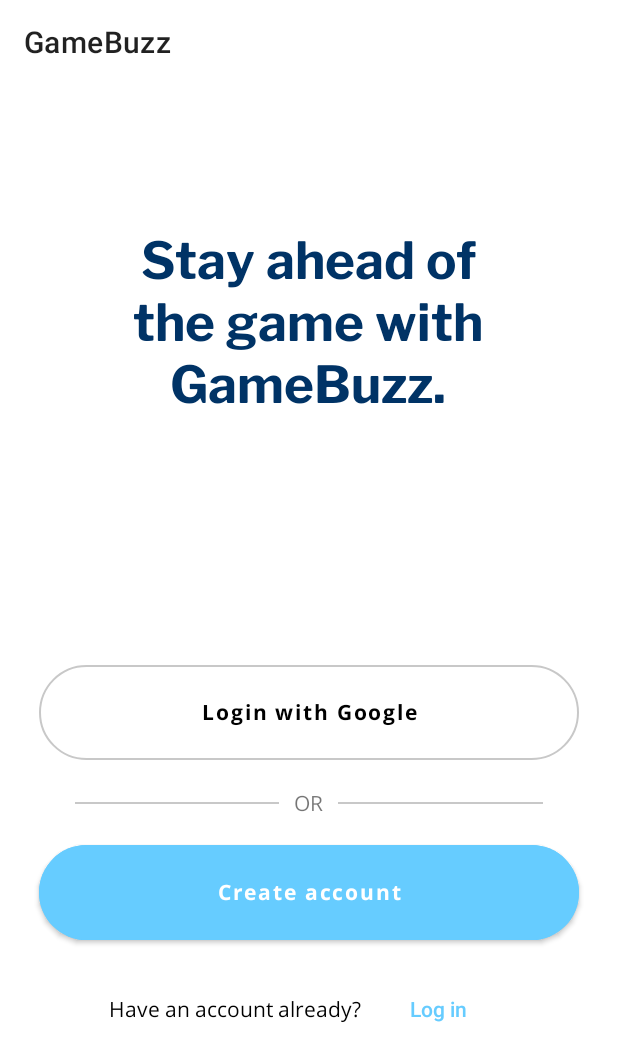
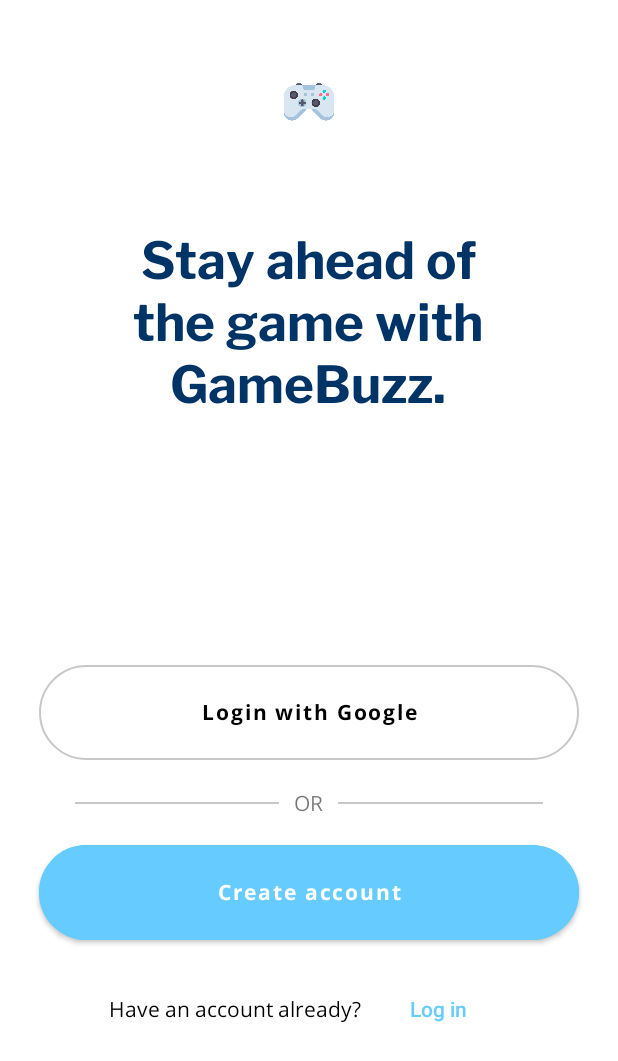
Before and after one commit to francescobarbieri/GameBuzz, an Android app: the screen it shows after launch (MainActivity), on a phone screen of 412 x 824 dp. Shown: the top 1061 px of the screen. Run offline under Robolectric (Android 15) with nearby library versions, the light colour scheme and no system bars.

Commit message:
Starting GameBuzz v3

```diff
--- a/app/src/main/java/com/gamebuzz/MainActivity.java
+++ b/app/src/main/java/com/gamebuzz/MainActivity.java
@@ -1,7 +1,6 @@
 package com.gamebuzz;
 
 import androidx.appcompat.app.AppCompatActivity;
-import androidx.appcompat.widget.Toolbar;
 
 import android.os.Bundle;
 
@@ -10,10 +9,8 @@
     @Override
     protected void onCreate(Bundle savedInstanceState) {
         super.onCreate(savedInstanceState);
-        setContentView(R.layout.activity_main);
+        setContentView(R.layout.activity_welcome);
 
-        Toolbar myToolbar = (androidx.appcompat.widget.Toolbar) findViewById(R.id.my_toolbar);
-        setSupportActionBar(myToolbar);
     }
 
 }
--- /dev/null
+++ b/app/src/main/res/layout/activity_settings.xml
@@ -0,0 +1,6 @@
+<?xml version="1.0" encoding="utf-8"?>
+<androidx.constraintlayout.widget.ConstraintLayout xmlns:android="http://schemas.android.com/apk/res/android"
+    android:layout_width="match_parent"
+    android:layout_height="match_parent">
+
+</androidx.constraintlayout.widget.ConstraintLayout>
--- a/app/src/main/res/layout/activity_main.xml
+++ b/app/src/main/res/layout/activity_welcome.xml
@@ -8,16 +8,15 @@
     android:backgroundTint="@android:color/transparent"
     tools:context=".MainActivity">
 
-    <androidx.appcompat.widget.Toolbar
-        android:id="@+id/my_toolbar"
-        android:layout_width="0dp"
-        android:layout_height="?attr/actionBarSize"
-        android:background="@android:color/transparent"
-        android:elevation="4dp"
-        android:theme="@style/ThemeOverlay.AppCompat.ActionBar"
+    <ImageView
+        android:id="@+id/imageView"
+        android:layout_width="36dp"
+        android:layout_height="36dp"
+        android:layout_marginTop="50dp"
         app:layout_constraintEnd_toEndOf="parent"
         app:layout_constraintStart_toStartOf="parent"
-        app:layout_constraintTop_toTopOf="parent" />
+        app:layout_constraintTop_toTopOf="parent"
+        app:srcCompat="@drawable/applogo" />
 
     <TextView
         android:id="@+id/textView2"
--- a/app/src/main/res/menu/layout_appbar.xml
+++ /dev/null
@@ -1,6 +0,0 @@
-<menu xmlns:android="http://schemas.android.com/apk/res/android">
-    <item
-        android:id="@+id/action_favorite"
-        android:title="Mannaggia"
-        />
-</menu>
--- /dev/null
+++ b/app/src/main/res/mipmap-anydpi-v26/applogo.xml
@@ -0,0 +1,5 @@
+<?xml version="1.0" encoding="utf-8"?>
+<adaptive-icon xmlns:android="http://schemas.android.com/apk/res/android">
+    <background android:drawable="@color/applogo_background"/>
+    <foreground android:drawable="@mipmap/applogo_foreground"/>
+</adaptive-icon>
--- /dev/null
+++ b/app/src/main/res/values/applogo_background.xml
@@ -0,0 +1,4 @@
+<?xml version="1.0" encoding="utf-8"?>
+<resources>
+    <color name="applogo_background">#FFFFFF</color>
+</resources>
```
Also changed, not shown: app/src/main/res/drawable/applogo.png (added), app/src/main/res/mipmap-hdpi/applogo.png (added), app/src/main/res/mipmap-hdpi/applogo_foreground.png (added), app/src/main/res/mipmap-mdpi/applogo.png (added), app/src/main/res/mipmap-mdpi/applogo_foreground.png (added), app/src/main/res/mipmap-xhdpi/applogo.png (added), app/src/main/res/mipmap-xhdpi/applogo_foreground.png (added), app/src/main/res/mipmap-xxhdpi/applogo.png (added), app/src/main/res/mipmap-xxhdpi/applogo_foreground.png (added), app/src/main/res/mipmap-xxxhdpi/applogo.png (added), app/src/main/res/mipmap-xxxhdpi/applogo_foreground.png (added).
